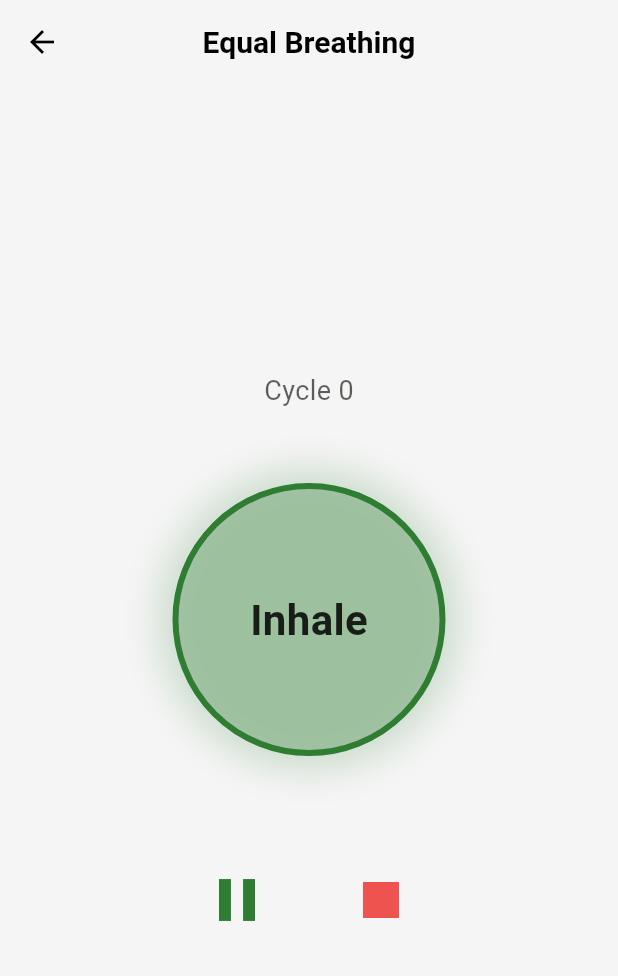
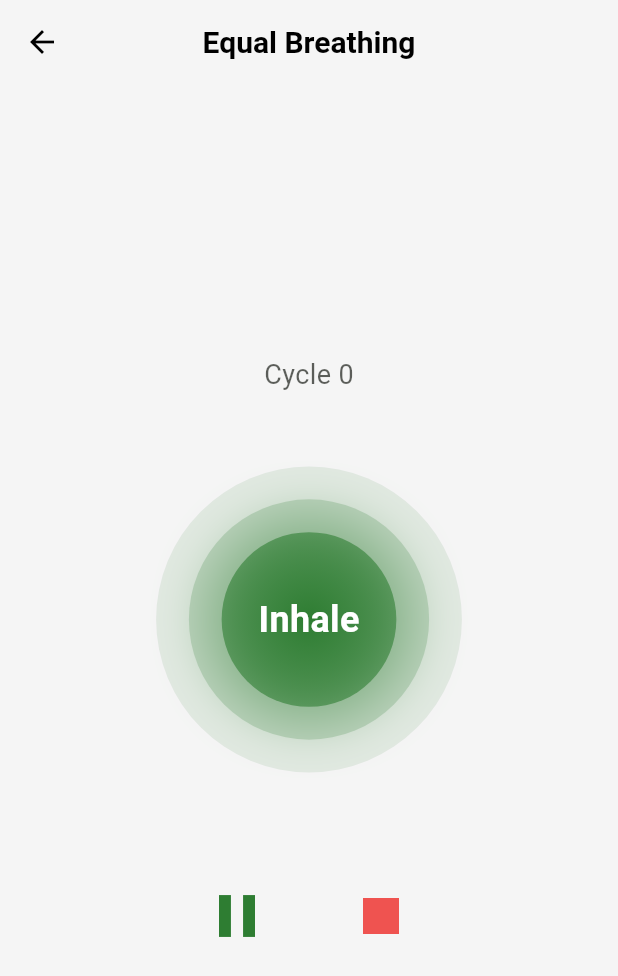
Before and after one commit to eirafocus/eirafocus, a Flutter app: the BreathingSessionScreen screen opened directly with sample values from the repository, on a phone screen of 412 x 824 dp. Shown: the top 976 px of the screen. Run offline on Flutter 3.47's test engine with Material 3 defaults, Android fonts, the phone set to English and light mode, and no system bars; our stand-ins replace fl_chart, flutter_riverpod, font_awesome_flutter, sqflite, vibration; accounts and stored records are empty.

Commit message:
feat: replace static circle with fluid aurora wave animation

```diff
--- a/lib/features/breathing/presentation/breathing_session_screen.dart
+++ b/lib/features/breathing/presentation/breathing_session_screen.dart
@@ -217,40 +217,7 @@ class _BreathingSessionScreenState extends State<BreathingSessionScreen> with Ti
                 ),
               ),
               const SizedBox(height: 48),
-              AnimatedBuilder(
-                animation: _circleAnimation,
-                builder: (context, child) {
-                  return Container(
-                    width: 250 * _circleAnimation.value,
-                    height: 250 * _circleAnimation.value,
-                    decoration: BoxDecoration(
-                      shape: BoxShape.circle,
-                      color: colorScheme.primary.withOpacity(0.3),
-                      border: Border.all(
-                        color: colorScheme.primary,
-                        width: 4,
-                      ),
-                      boxShadow: [
-                        BoxShadow(
-                          color: colorScheme.primary.withOpacity(0.2),
-                          blurRadius: 20,
-                          spreadRadius: 10,
-                        ),
-                      ],
-                    ),
-                    child: Center(
-                      child: Text(
-                        _instructionText,
-                        style: TextStyle(
-                          fontSize: 28,
-                          fontWeight: FontWeight.bold,
-                          color: colorScheme.onSurface,
-                        ),
-                      ),
-                    ),
-                  );
-                },
-              ),
+              _buildFluidIndicator(colorScheme),
               const SizedBox(height: 64),
               Row(
                 mainAxisAlignment: MainAxisAlignment.center,
@@ -276,4 +243,63 @@ class _BreathingSessionScreenState extends State<BreathingSessionScreen> with Ti
       ),
     );
   }
+
+  Widget _buildFluidIndicator(ColorScheme colorScheme) {
+    return AnimatedBuilder(
+      animation: _circleAnimation,
+      builder: (context, child) {
+        return Stack(
+          alignment: Alignment.center,
+          children: [
+            // Outer Glow/Wave 1
+            _buildWave(280 * _circleAnimation.value, colorScheme.primary.withOpacity(0.1)),
+            // Wave 2
+            _buildWave(220 * _circleAnimation.value, colorScheme.primary.withOpacity(0.2)),
+            // Inner Core
+            Container(
+              width: 160 * _circleAnimation.value,
+              height: 160 * _circleAnimation.value,
+              decoration: BoxDecoration(
+                shape: BoxShape.circle,
+                gradient: RadialGradient(
+                  colors: [
+                    colorScheme.primary,
+                    colorScheme.primary.withOpacity(0.6),
+                  ],
+                ),
+                boxShadow: [
+                  BoxShadow(
+                    color: colorScheme.primary.withOpacity(0.4),
+                    blurRadius: 30,
+                    spreadRadius: 10,
+                  ),
+                ],
+              ),
+              child: Center(
+                child: Text(
+                  _instructionText,
+                  style: TextStyle(
+                    fontSize: 24,
+                    fontWeight: FontWeight.bold,
+                    color: colorScheme.onPrimary,
+                  ),
+                ),
+              ),
+            ),
+          ],
+        );
+      },
+    );
+  }
+
+  Widget _buildWave(double size, Color color) {
+    return Container(
+      width: size,
+      height: size,
+      decoration: BoxDecoration(
+        shape: BoxShape.circle,
+        color: color,
+      ),
+    );
+  }
 }
```
